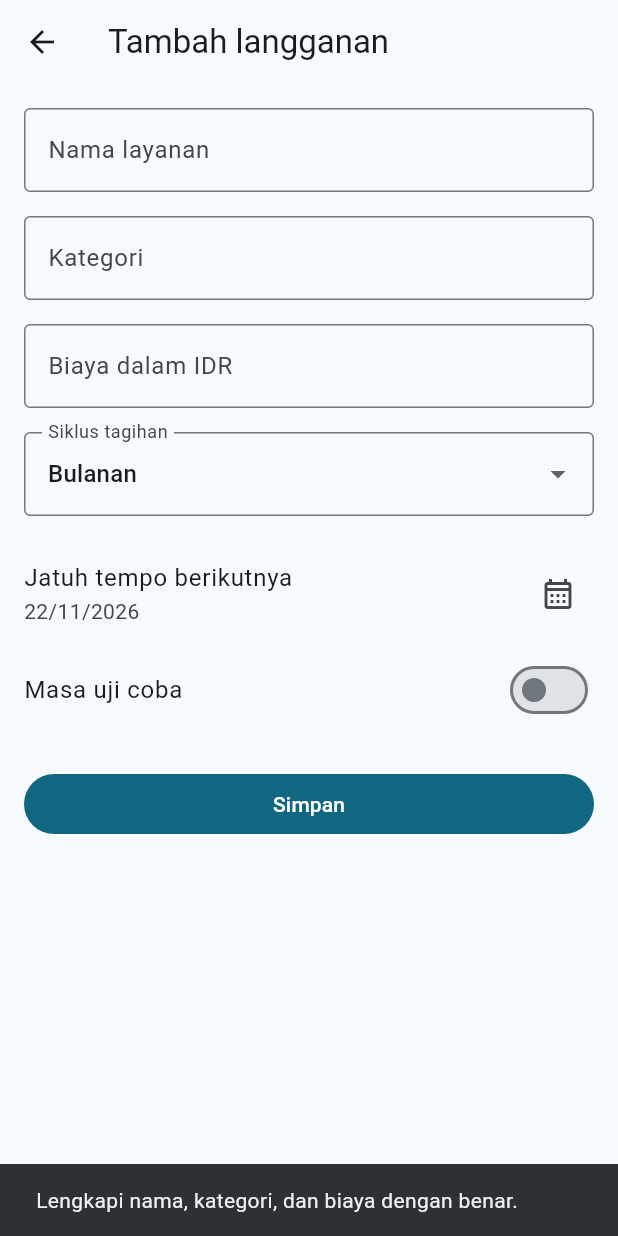
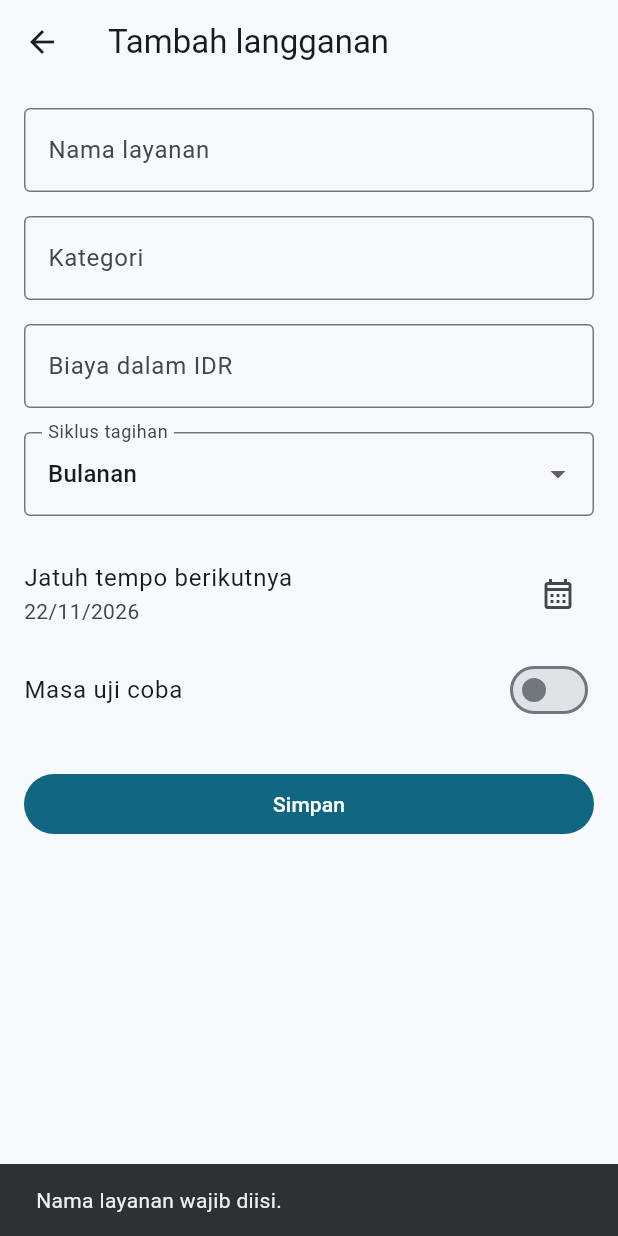
Before and after one commit to BceHe/SubCut, a Flutter app: the SubscriptionFormScreen screen opened by its route, after a tap on "Simpan", on a phone screen of 412 x 824 dp. Run offline on Flutter 3.47's test engine with Material 3 defaults, Android fonts, the phone set to English and light mode, and no system bars; our stand-ins replace flutter_local_notifications, flutter_secure_storage, sqflite_sqlcipher, timezone; missing offline and left inert: google_mlkit_text_recognition; accounts and stored records are empty.

Commit message:
feat: complete subscription MVP business rules

```diff
--- a/lib/features/dashboard/presentation/dashboard_screen.dart
+++ b/lib/features/dashboard/presentation/dashboard_screen.dart
@@ -5,6 +5,7 @@ import '../../../routes/app_routes.dart';
 import '../../subscriptions/data/subscription_repository.dart';
 import '../../subscriptions/models/subscription.dart';
 import '../../subscriptions/widgets/subscription_card.dart';
+import '../../subscriptions/domain/subscription_business_rules.dart';
 
 class DashboardScreen extends StatefulWidget {
   const DashboardScreen({super.key});
@@ -61,10 +62,7 @@ class _DashboardScreenState extends State<DashboardScreen> {
             return Center(child: Text('Gagal memuat data: ${snapshot.error}'));
           }
           final subscriptions = snapshot.data ?? const <Subscription>[];
-          final monthlyBurnRate = subscriptions.fold<double>(
-            0,
-            (total, item) => total + item.monthlyCost,
-          ).round();
+          final monthlyBurnRate = SubscriptionBusinessRules.monthlyBurnRate(subscriptions);
           return RefreshIndicator(
             onRefresh: () async => setState(_reload),
             child: ListView(
--- /dev/null
+++ b/lib/features/subscriptions/domain/subscription_business_rules.dart
@@ -0,0 +1,43 @@
+import '../models/subscription.dart';
+
+class SubscriptionValidationResult {
+  const SubscriptionValidationResult(this.error);
+
+  final String? error;
+  bool get isValid => error == null;
+}
+
+class SubscriptionBusinessRules {
+  const SubscriptionBusinessRules._();
+
+  static SubscriptionValidationResult validateInput({
+    required String name,
+    required String category,
+    required String priceText,
+  }) {
+    final price = int.tryParse(priceText.replaceAll('.', '').trim());
+    if (name.trim().isEmpty) return const SubscriptionValidationResult('Nama layanan wajib diisi.');
+    if (category.trim().isEmpty) return const SubscriptionValidationResult('Kategori wajib diisi.');
+    if (price == null || price < 0) return const SubscriptionValidationResult('Biaya harus berupa angka positif.');
+    return const SubscriptionValidationResult(null);
+  }
+
+  static int parsePrice(String value) => int.tryParse(value.replaceAll('.', '').trim()) ?? 0;
+
+  static int monthlyCost(Subscription subscription) => subscription.monthlyCost.round();
+
+  static int monthlyBurnRate(Iterable<Subscription> subscriptions) => subscriptions
+      .where((subscription) => subscription.isActive)
+      .fold<int>(0, (total, subscription) => total + monthlyCost(subscription));
+
+  static List<Subscription> sortByNextDueDate(Iterable<Subscription> subscriptions) =>
+      subscriptions.toList()..sort((a, b) => a.nextDueDate.compareTo(b.nextDueDate));
+
+  static List<DateTime> reminderDates(DateTime dueDate, {DateTime? now}) {
+    final reference = now ?? DateTime.now();
+    return [3, 1]
+        .map((days) => DateTime(dueDate.year, dueDate.month, dueDate.day, 9).subtract(Duration(days: days)))
+        .where((date) => !date.isBefore(reference))
+        .toList();
+  }
+}
--- a/lib/features/subscriptions/presentation/subscription_form_screen.dart
+++ b/lib/features/subscriptions/presentation/subscription_form_screen.dart
@@ -8,6 +8,7 @@ import '../../../core/widgets/app_text_field.dart';
 import '../../../core/widgets/primary_button.dart';
 import '../data/subscription_repository.dart';
 import '../models/subscription.dart';
+import '../domain/subscription_business_rules.dart';
 
 class SubscriptionFormScreen extends StatefulWidget {
   const SubscriptionFormScreen({this.subscription, super.key});
@@ -67,13 +68,18 @@ class _SubscriptionFormScreenState extends State<SubscriptionFormScreen> {
 
     final name = _nameController.text.trim();
     final category = _categoryController.text.trim();
-    final price = int.tryParse(_priceController.text.replaceAll('.', '').trim());
-    if (name.isEmpty || category.isEmpty || price == null || price < 0) {
+    final validation = SubscriptionBusinessRules.validateInput(
+      name: name,
+      category: category,
+      priceText: _priceController.text,
+    );
+    if (!validation.isValid) {
       ScaffoldMessenger.of(context).showSnackBar(
-        const SnackBar(content: Text('Lengkapi nama, kategori, dan biaya dengan benar.')),
+        SnackBar(content: Text(validation.error!)),
       );
       return;
     }
+    final price = SubscriptionBusinessRules.parsePrice(_priceController.text);
 
     setState(() => _isSaving = true);
     final subscription = Subscription(
@@ -118,14 +124,10 @@ class _SubscriptionFormScreenState extends State<SubscriptionFormScreen> {
 
   Future<void> _scheduleReminders(int id, Subscription subscription) async {
     try {
-      for (final daysBefore in [3, 1]) {
-        final dueDate = subscription.nextDueDate;
-        final scheduledAt = DateTime(
-          dueDate.year,
-          dueDate.month,
-          dueDate.day,
-          9,
-        ).subtract(Duration(days: daysBefore));
+      final dates = SubscriptionBusinessRules.reminderDates(subscription.nextDueDate);
+      for (var index = 0; index < dates.length; index++) {
+        final daysBefore = [3, 1][index];
+        final scheduledAt = dates[index];
         await LocalNotificationService.instance
             .scheduleReminder(
               id: id * 10 + daysBefore,
@@ -191,7 +193,7 @@ class _SubscriptionFormScreenState extends State<SubscriptionFormScreen> {
   }
 
   int get pricePreview {
-    final price = int.tryParse(_priceController.text.replaceAll('.', '').trim()) ?? 0;
+    final price = SubscriptionBusinessRules.parsePrice(_priceController.text);
     return _billingCycle == BillingCycle.yearly ? (price / 12).round() : price;
   }
 }
```
Also changed, not shown: 1 other file.
